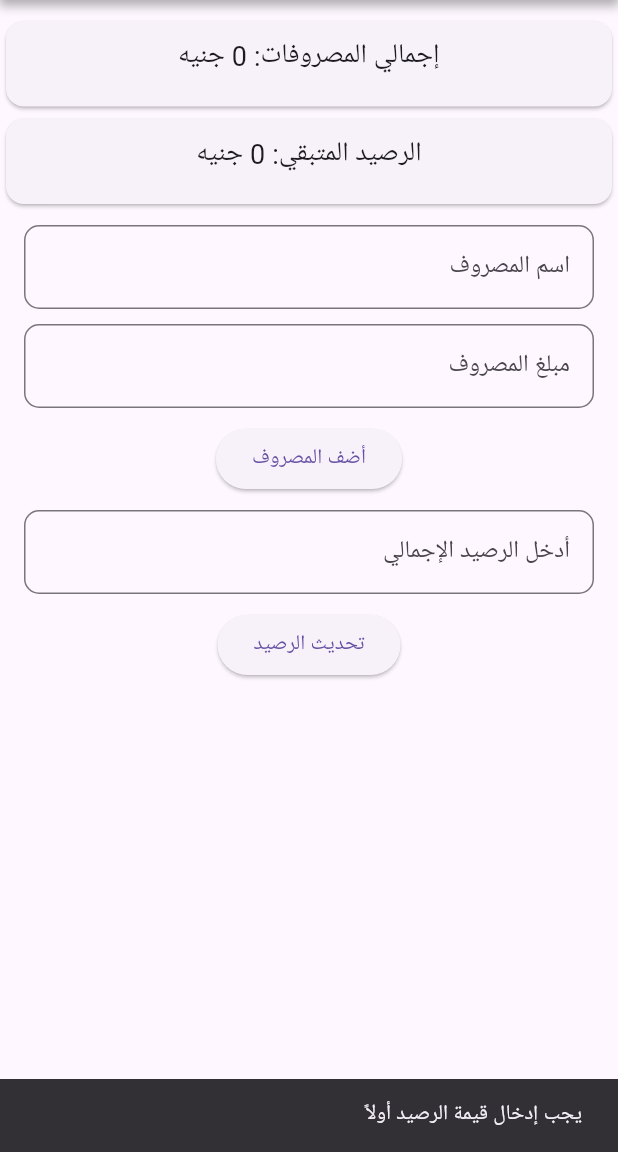
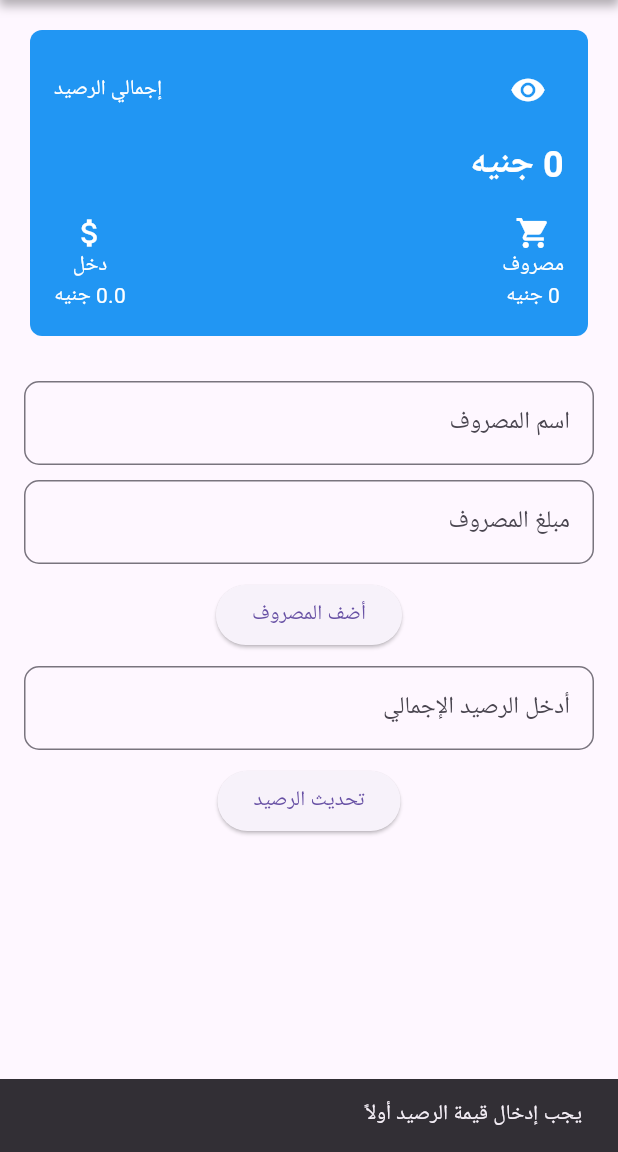
Before and after one commit to Mahmoud7Hany/Expenses, a Flutter app: the screen it shows after launch, after a tap on "تحديث الرصيد", on a phone screen of 412 x 824 dp, the part 84-1236 px from its top. Run offline on Flutter 3.47's test engine with Material 3 defaults, Android fonts, the phone set to English and light mode, and no system bars; our stand-ins replace flutter_slidable, shared_preferences.

Commit message:
add balance card

```diff
--- a/lib/pages/home_page.dart
+++ b/lib/pages/home_page.dart
@@ -1,5 +1,6 @@
 // ignore_for_file: unnecessary_null_comparison
 
+import 'package:calculate/widget/Home_Widget/balance_card_widget.dart';
 import 'package:calculate/widget/Basics_Widget/drawer_widget.dart';
 import 'package:flutter/material.dart';
 import 'package:shared_preferences/shared_preferences.dart';
@@ -9,7 +10,6 @@ import '../widget/Home_Widget/appBar_widget.dart';
 import '../widget/Home_Widget/elevated_button_widget.dart';
 import '../widget/Home_Widget/text_formField_widget.dart';
 import 'package:flutter/services.dart';
-import '../widget/Home_Widget/expenses_widget.dart';
 import 'package:flutter_slidable/flutter_slidable.dart';
 
 // Home Page
@@ -23,6 +23,7 @@ class MyHomePage extends StatefulWidget {
 class _MyHomePageState extends State<MyHomePage> {
   double totalBudget = 0;
   double expenses = 0;
+  double lastEnteredBudget = 0;
   List<Expense> expensesList = [];
   TextEditingController expensesController = TextEditingController();
   TextEditingController budgetController = TextEditingController();
@@ -72,6 +73,8 @@ class _MyHomePageState extends State<MyHomePage> {
     setState(() {
       totalBudget = _prefs.getDouble('totalBudget') ?? 0;
       expenses = _prefs.getDouble('expenses') ?? 0;
+      lastEnteredBudget =
+          _prefs.getDouble('lastEnteredBudget') ?? 0; // تحميل القيمة المدخلة
       List<String>? expensesJsonList = _prefs.getStringList('expensesList');
       if (expensesJsonList != null) {
         expensesList = expensesJsonList.map((json) {
@@ -86,6 +89,8 @@ class _MyHomePageState extends State<MyHomePage> {
   void _saveData() {
     _prefs.setDouble('totalBudget', totalBudget);
     _prefs.setDouble('expenses', expenses);
+    _prefs.setDouble(
+        'lastEnteredBudget', lastEnteredBudget); // حفظ القيمة المدخلة
   }
 
   // حفظ قائمة النفقات
@@ -111,6 +116,8 @@ class _MyHomePageState extends State<MyHomePage> {
     setState(() {
       totalBudget = 0;
       expenses = 0;
+      lastEnteredBudget = 0;
+
       expensesList.clear();
       _saveData();
       _saveExpensesList();
@@ -261,21 +268,21 @@ class _MyHomePageState extends State<MyHomePage> {
       body: SingleChildScrollView(
         child: Column(
           children: [
-            SingleChildScrollView(
-              child: Column(
-                crossAxisAlignment: CrossAxisAlignment.stretch,
-                children: [
-                  sizedBox,
-                  // إجمالي المصروفات
-                  ExpensesWidget(
-                    expenses: 'إجمالي المصروفات: ${_formatAmount(expenses)}',
-                  ),
-                  // الرصيد المتبقي
-                  ExpensesWidget(
-                    expenses:
-                        'الرصيد المتبقي: ${_formatAmount(totalBudget - expenses)}',
-                  ),
-                ],
+            // بطاقه الرصيد
+            Padding(
+              padding: const EdgeInsets.all(20),
+              child: BalanceCardWidget(
+                icon: Icons.remove_red_eye,
+                hiddenIcon: Icons.remove_red_eye_outlined,
+                // الرصيد المتبقي
+                totalBalance: '${_formatAmount(totalBudget - expenses)}',
+                // الرصيد اللي اتصرف
+                expenses: '${_formatAmount(expenses)}',
+                // اجمالي الرصيد اللي تم اضافته وده بيكون في دخل و ثابت علشان تعرف انت ضفت قد ايه رصيد في اول مره
+                income: '$lastEnteredBudget جنيه',
+                totalBalanceLabel: 'إجمالي الرصيد',
+                expensesLabel: 'مصروف',
+                incomeLabel: 'دخل',
               ),
             ),
             sizedBox,
@@ -349,6 +356,8 @@ class _MyHomePageState extends State<MyHomePage> {
                               ),
                             );
                           } else {
+                            lastEnteredBudget =
+                                enteredBudget; // تخزين القيمة المدخلة
                             _updateBudget(enteredBudget);
                             _saveData();
                             budgetController.clear();
--- /dev/null
+++ b/lib/widget/Home_Widget/balance_card_widget.dart
@@ -0,0 +1,125 @@
+import 'package:flutter/material.dart';
+import 'package:shared_preferences/shared_preferences.dart';
+
+// بطاقة الرصيد اللي في اول الصفحه لما تفتح التطبيق
+class BalanceCardWidget extends StatefulWidget {
+  final IconData icon;
+  final IconData hiddenIcon;
+  final String totalBalance;
+  final String expenses;
+  final String income;
+  final String totalBalanceLabel;
+  final String expensesLabel;
+  final String incomeLabel;
+
+  const BalanceCardWidget({
+    Key? key,
+    required this.icon,
+    required this.hiddenIcon,
+    required this.totalBalance,
+    required this.expenses,
+    required this.income,
+    required this.totalBalanceLabel,
+    required this.expensesLabel,
+    required this.incomeLabel,
+  }) : super(key: key);
+
+  @override
+  _BalanceCardWidgetState createState() => _BalanceCardWidgetState();
+}
+
+class _BalanceCardWidgetState extends State<BalanceCardWidget> {
+  bool _isBalanceHidden = false;
+  late SharedPreferences _prefs;
+
+  @override
+  void initState() {
+    super.initState();
+    _loadPreferences();
+  }
+
+  void _loadPreferences() async {
+    _prefs = await SharedPreferences.getInstance();
+    setState(() {
+      _isBalanceHidden = _prefs.getBool('isBalanceHidden') ?? false;
+    });
+  }
+
+  void _toggleBalanceVisibility() {
+    setState(() {
+      _isBalanceHidden = !_isBalanceHidden;
+      _prefs.setBool('isBalanceHidden', _isBalanceHidden);
+    });
+  }
+
+  @override
+  Widget build(BuildContext context) {
+    return Container(
+      padding: EdgeInsets.all(16),
+      decoration: BoxDecoration(
+        color: Colors.blue,
+        borderRadius: BorderRadius.circular(8),
+      ),
+      child: Column(
+        crossAxisAlignment: CrossAxisAlignment.start,
+        children: [
+          Row(
+            mainAxisAlignment: MainAxisAlignment.spaceBetween,
+            children: [
+              IconButton(
+                icon: Icon(_isBalanceHidden ? widget.hiddenIcon : widget.icon,
+                    color: Colors.white),
+                onPressed: _toggleBalanceVisibility,
+              ),
+              Text(
+                widget.totalBalanceLabel,
+                style: TextStyle(color: Colors.white),
+              ),
+            ],
+          ),
+          SizedBox(height: 8),
+          Text(
+            _isBalanceHidden ? '*******' : widget.totalBalance,
+            style: TextStyle(
+              color: Colors.white,
+              fontSize: 24,
+              fontWeight: FontWeight.bold,
+            ),
+          ),
+          SizedBox(height: 16),
+          Row(
+            mainAxisAlignment: MainAxisAlignment.spaceBetween,
+            children: [
+              Column(
+                children: [
+                  Icon(Icons.shopping_cart, color: Colors.white),
+                  Text(
+                    widget.expensesLabel,
+                    style: TextStyle(color: Colors.white),
+                  ),
+                  Text(
+                    widget.expenses,
+                    style: TextStyle(color: Colors.white),
+                  ),
+                ],
+              ),
+              Column(
+                children: [
+                  Icon(Icons.attach_money, color: Colors.white),
+                  Text(
+                    widget.incomeLabel,
+                    style: TextStyle(color: Colors.white),
+                  ),
+                  Text(
+                    widget.income,
+                    style: TextStyle(color: Colors.white),
+                  ),
+                ],
+              ),
+            ],
+          ),
+        ],
+      ),
+    );
+  }
+}
--- a/lib/widget/Home_Widget/expenses_widget.dart
+++ /dev/null
@@ -1,27 +0,0 @@
-// ignore_for_file: must_be_immutable
-import 'package:flutter/material.dart';
-
-class ExpensesWidget extends StatelessWidget {
-  ExpensesWidget({super.key, required this.expenses});
-  String? expenses;
-  final SizedBox sizedBox = SizedBox(height: 10);
-
-  @override
-  Widget build(BuildContext context) {
-    return Card(
-      child: Padding(
-        padding: EdgeInsets.all(10),
-        child: Column(
-          crossAxisAlignment: CrossAxisAlignment.center,
-          children: [
-            Text(
-              expenses!,
-              style: TextStyle(fontSize: 18),
-            ),
-            sizedBox,
-          ],
-        ),
-      ),
-    );
-  }
-}
```
